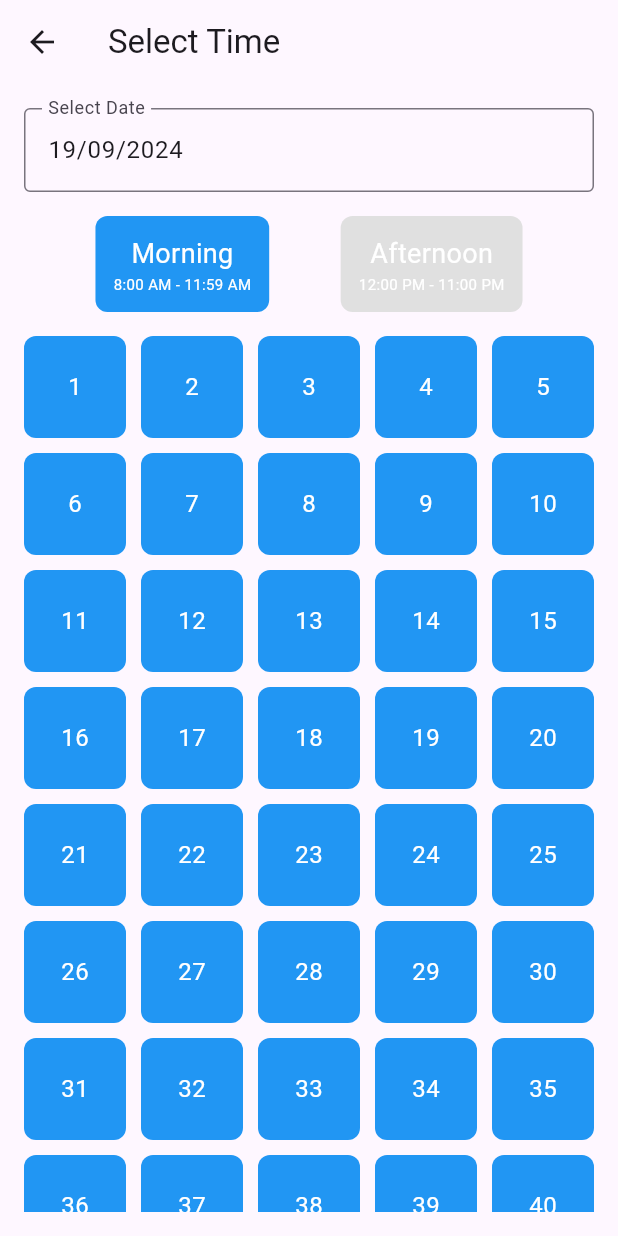
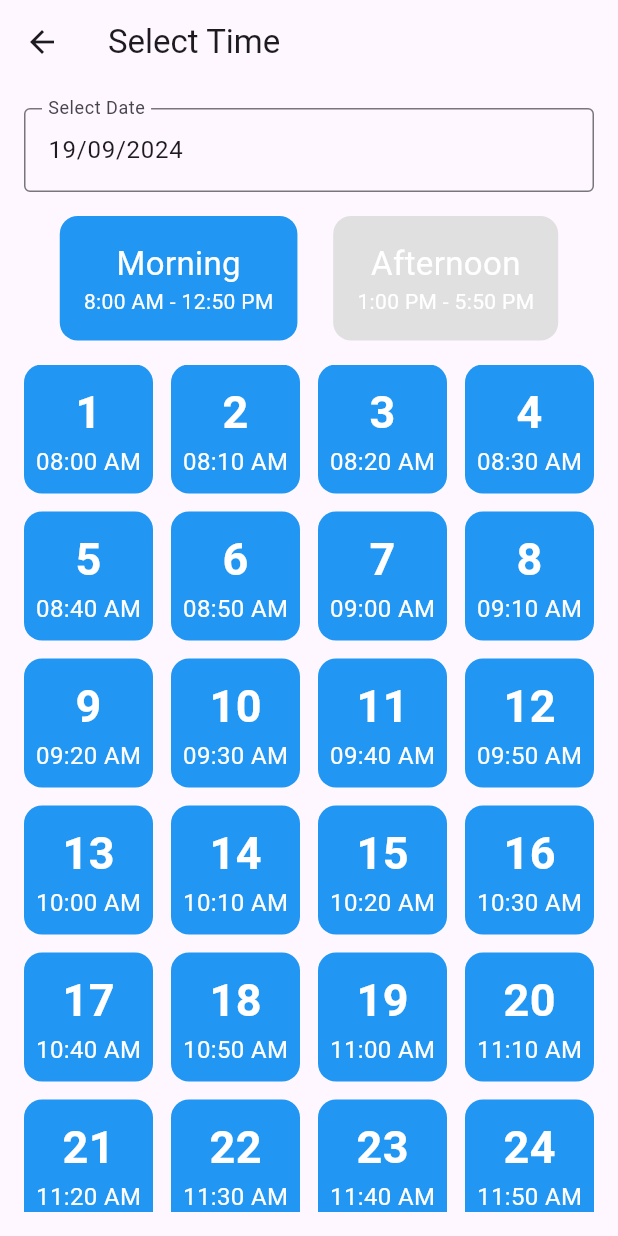
Before and after one commit to s-sammm-y/find-my-health, a Flutter app: the TimeSelect screen opened directly with empty values, on a phone screen of 412 x 824 dp. Run offline on Flutter 3.47's test engine with Material 3 defaults, Android fonts, the light colour scheme and no system bars; our stand-ins replace supabase_flutter; accounts and stored records are empty.

Commit message:
token design updated

```diff
--- a/App/health_sync/lib/hospital_list/time_select.dart
+++ b/App/health_sync/lib/hospital_list/time_select.dart
@@ -1,5 +1,4 @@
 import 'package:flutter/material.dart';
-
 import 'package:health_sync/screens/general.dart';
 import 'package:intl/intl.dart';
 import 'package:supabase_flutter/supabase_flutter.dart';
@@ -49,9 +48,8 @@ class _TimeSelectState extends State<TimeSelect> {
   }
 
   Future<void> _saveAppointment(String date, int token) async {
-    final response = await Supabase.instance.client
-        .from('appointments')
-        .insert({
+    final response =
+        await Supabase.instance.client.from('appointments').insert({
       'date': date,
       'token': token,
       'time_slot': isMorningSelected ? 'morning' : 'afternoon',
@@ -59,7 +57,6 @@ class _TimeSelectState extends State<TimeSelect> {
     });
 
     if (response.error == null) {
-
       ScaffoldMessenger.of(context).showSnackBar(
         const SnackBar(content: Text('Appointment saved successfully!')),
       );
@@ -69,10 +66,11 @@ class _TimeSelectState extends State<TimeSelect> {
       setState(() {
         bookedTokens.add(token);
       });
-      // Navigate back to the previous screen
     } else {
       ScaffoldMessenger.of(context).showSnackBar(
-        SnackBar(content: Text('Failed to save appointment: ${response.error!.message}')),
+        SnackBar(
+            content:
+                Text('Failed to save appointment: ${response.error!.message}')),
       );
     }
   }
@@ -98,8 +96,10 @@ class _TimeSelectState extends State<TimeSelect> {
                 setState(() {
                   selectedToken = token;
                 });
-                widget.onAppointmentSelected(dateController.text, selectedToken);
-                _saveAppointment(dateController.text, selectedToken); // Save to Supabase
+                widget.onAppointmentSelected(
+                    dateController.text, selectedToken);
+                _saveAppointment(
+                    dateController.text, selectedToken); // Save to Supabase
               },
             ),
           ],
@@ -108,8 +108,33 @@ class _TimeSelectState extends State<TimeSelect> {
     );
   }
 
+  List<String> _generateTimeSlots() {
+    List<String> slots = [];
+    DateTime startTime;
+    DateTime endTime;
+
+    if (isMorningSelected) {
+      startTime = DateTime(
+          selectedDate.year, selectedDate.month, selectedDate.day, 8, 0);
+      endTime = DateTime(
+          selectedDate.year, selectedDate.month, selectedDate.day, 12, 50);
+    } else {
+      startTime = DateTime(
+          selectedDate.year, selectedDate.month, selectedDate.day, 13, 0);
+      endTime = DateTime(
+          selectedDate.year, selectedDate.month, selectedDate.day, 17, 50);
+    }
+
+    while (startTime.isBefore(endTime)) {
+      slots.add(DateFormat('hh:mm a').format(startTime));
+      startTime = startTime.add(Duration(minutes: 10));
+    }
+    return slots;
+  }
+
   @override
   Widget build(BuildContext context) {
+    List<String> timeSlots = _generateTimeSlots();
     return Scaffold(
       appBar: AppBar(
         title: const Text("Select Time"),
@@ -145,19 +170,24 @@ class _TimeSelectState extends State<TimeSelect> {
                   child: Container(
                     decoration: BoxDecoration(
                       color: isMorningSelected ? Colors.blue : Colors.grey[300],
-                      borderRadius: BorderRadius.circular(8),
+                      borderRadius:
+                          BorderRadius.circular(12), // Increased border radius
                     ),
-                    padding: const EdgeInsets.all(12.0),
+                    padding: const EdgeInsets.all(16.0), // Increased padding
                     child: Column(
                       mainAxisSize: MainAxisSize.min,
                       children: const [
                         Text(
                           'Morning',
-                          style: TextStyle(color: Colors.white, fontSize: 18),
+                          style: TextStyle(
+                              color: Colors.white,
+                              fontSize: 22), // Increased font size
                         ),
                         Text(
-                          '8:00 AM - 11:59 AM',
-                          style: TextStyle(color: Colors.white, fontSize: 10),
+                          '8:00 AM - 12:50 PM',
+                          style: TextStyle(
+                              color: Colors.white,
+                              fontSize: 14), // Increased font size
                         ),
                       ],
                     ),
@@ -171,20 +201,26 @@ class _TimeSelectState extends State<TimeSelect> {
                   },
                   child: Container(
                     decoration: BoxDecoration(
-                      color: !isMorningSelected ? Colors.blue : Colors.grey[300],
-                      borderRadius: BorderRadius.circular(8),
+                      color:
+                          !isMorningSelected ? Colors.blue : Colors.grey[300],
+                      borderRadius:
+                          BorderRadius.circular(12), // Increased border radius
                     ),
-                    padding: const EdgeInsets.all(12.0),
+                    padding: const EdgeInsets.all(16.0), // Increased padding
                     child: Column(
                       mainAxisSize: MainAxisSize.min,
                       children: const [
                         Text(
                           'Afternoon',
-                          style: TextStyle(color: Colors.white, fontSize: 18),
+                          style: TextStyle(
+                              color: Colors.white,
+                              fontSize: 22), // Increased font size
                         ),
                         Text(
-                          '12:00 PM - 11:00 PM',
-                          style: TextStyle(color: Colors.white, fontSize: 10),
+                          '1:00 PM - 5:50 PM',
+                          style: TextStyle(
+                              color: Colors.white,
+                              fontSize: 14), // Increased font size
                         ),
                       ],
                     ),
@@ -198,31 +234,53 @@ class _TimeSelectState extends State<TimeSelect> {
               padding: const EdgeInsets.all(16.0),
               child: GridView.builder(
                 gridDelegate: const SliverGridDelegateWithFixedCrossAxisCount(
-                  crossAxisCount: 5,
-                  childAspectRatio: 1,
-                  crossAxisSpacing: 10,
-                  mainAxisSpacing: 10,
+                  crossAxisCount: 4, // Increased to 4 for larger items
+                  childAspectRatio:
+                      1, // Adjusted aspect ratio to make items square
+                  crossAxisSpacing: 12,
+                  mainAxisSpacing: 12,
                 ),
-                itemCount: isMorningSelected ? 50 : 30,
+                itemCount: timeSlots.length,
                 itemBuilder: (context, index) {
+                  String timeSlot = timeSlots[index];
                   int tokenNumber = index + 1;
                   bool isBooked = bookedTokens.contains(tokenNumber);
 
                   return GestureDetector(
-                    onTap: !isBooked ? () {
+                    onTap: !isBooked
+                        ? () {
                             _showBookingDialog(tokenNumber);
-                    } : null,
+                          }
+                        : null,
                     child: Container(
                       decoration: BoxDecoration(
                         color: isBooked
                             ? Colors.red
-                            : (selectedToken == tokenNumber ? Colors.green : Colors.blue),
-                        borderRadius: BorderRadius.circular(8),
+                            : (selectedToken == tokenNumber
+                                ? Colors.green
+                                : Colors.blue),
+                        borderRadius: BorderRadius.circular(12),
                       ),
-                                           child: Center(
-                        child: Text(
-                          tokenNumber.toString(),
-                          style: const TextStyle(color: Colors.white, fontSize: 16),
+                      child: FittedBox(
+                        fit: BoxFit.scaleDown,
+                        child: Column(
+                          mainAxisAlignment: MainAxisAlignment.center,
+                          children: [
+                            Text(
+                              '$tokenNumber',
+                              style: const TextStyle(
+                                  color: Colors.white,
+                                  fontSize: 30,
+                                  fontWeight:
+                                      FontWeight.bold), // Bold token number
+                            ),
+                            Text(
+                              timeSlot,
+                              style: const TextStyle(
+                                  color: Colors.white, fontSize: 16),
+                              textAlign: TextAlign.center,
+                            ),
+                          ],
                         ),
                       ),
                     ),
--- a/App/health_sync/lib/main.dart
+++ b/App/health_sync/lib/main.dart
@@ -6,7 +6,8 @@ void main() async {
   WidgetsFlutterBinding.ensureInitialized();
   await Supabase.initialize(
     url: 'https://gepgotvlyncedjrwzajq.supabase.co/',
-    anonKey: 'eyJhbGciOiJIUzI1NiIsInR5cCI6IkpXVCJ9.eyJpc3MiOiJzdXBhYmFzZSIsInJlZiI6ImdlcGdvdHZseW5jZWRqcnd6YWpxIiwicm9sZSI6ImFub24iLCJpYXQiOjE3MjUzMDA4NTMsImV4cCI6MjA0MDg3Njg1M30.5XUg1bhU6wD1mCjRCVuFdN2sIW58j9SHR699dZKaQKs',
+    anonKey:
+        'eyJhbGciOiJIUzI1NiIsInR5cCI6IkpXVCJ9.eyJpc3MiOiJzdXBhYmFzZSIsInJlZiI6ImdlcGdvdHZseW5jZWRqcnd6YWpxIiwicm9sZSI6ImFub24iLCJpYXQiOjE3MjUzMDA4NTMsImV4cCI6MjA0MDg3Njg1M30.5XUg1bhU6wD1mCjRCVuFdN2sIW58j9SHR699dZKaQKs',
   );
   runApp(const MyApp());
 }
@@ -23,7 +24,6 @@ class MyApp extends StatelessWidget {
       //   primarySwatch: Colors.blue,
       // ),
       home: GeneralScreen(),
-
     );
   }
 }
```
Lines whose indentation alone changed are shown as unchanged.
